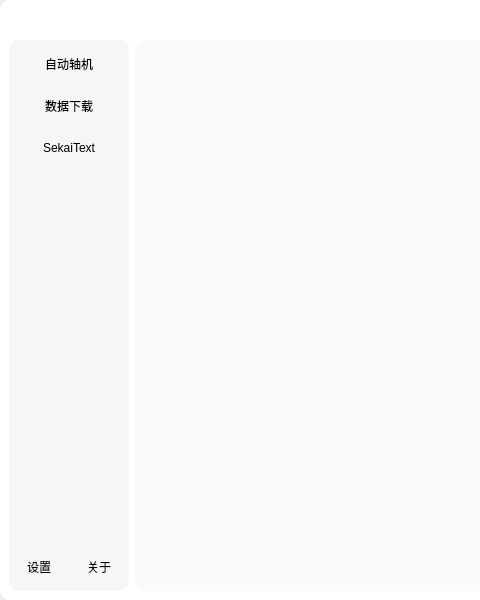
Icexbb/SekaiSubtitle-Python, file src/gui/design/WindowMain.ui: the form before one commit; both pictures show x 0 to 480 and y 0 to 600 of the 900 by 600 pixel window.
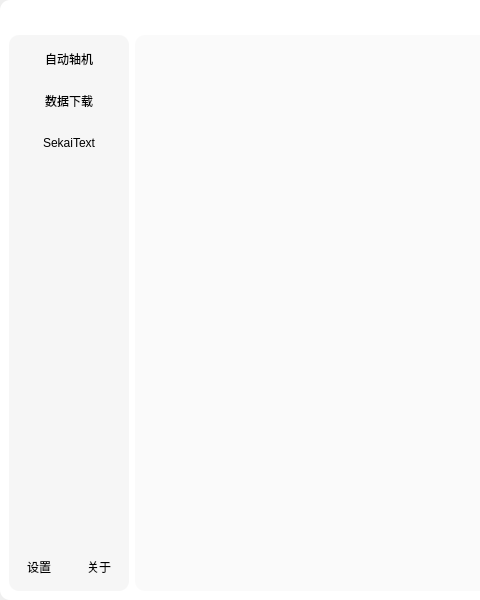
The form after the commit.

```diff
--- a/src/gui/design/WindowMain.ui
+++ b/src/gui/design/WindowMain.ui
@@ -20,35 +20,19 @@
 #MenuFrame QPushButton{font: 400 12pt &quot;Microsoft YaHei UI&quot;;border:none}
             </string>
   </property>
-  <widget class="QWidget" name="centralwidget">
+  <widget class="QWidget" name="MainFrame">
    <layout class="QGridLayout" name="gridLayout">
-    <property name="leftMargin">
-     <number>0</number>
-    </property>
     <property name="topMargin">
-     <number>0</number>
+     <number>35</number>
     </property>
-    <property name="rightMargin">
-     <number>0</number>
-    </property>
-    <property name="bottomMargin">
-     <number>0</number>
-    </property>
-    <property name="spacing">
-     <number>0</number>
-    </property>
-    <item row="0" column="0">
-     <widget class="QWidget" name="MainFrame" native="true">
+    <item row="0" column="1">
+     <widget class="QFrame" name="CenterFrame">
       <property name="styleSheet">
        <string notr="true"/>
       </property>
-      <layout class="QGridLayout" name="gridLayout_2">
-       <property name="topMargin">
-        <number>40</number>
-       </property>
+     </widget>
+    </item>
        <item row="0" column="0">
-        <layout class="QHBoxLayout" name="horizontalLayout" stretch="0,0">
-         <item>
           <widget class="QFrame" name="MenuFrame">
            <property name="minimumSize">
             <size>
@@ -333,18 +317,6 @@
                </item>
               </layout>
              </widget>
-            </item>
-           </layout>
-          </widget>
-         </item>
-         <item>
-          <widget class="QFrame" name="CenterFrame">
-           <property name="styleSheet">
-            <string notr="true"/>
-           </property>
-          </widget>
-         </item>
-        </layout>
        </item>
       </layout>
      </widget>
```
Lines whose indentation alone changed are shown as unchanged.
